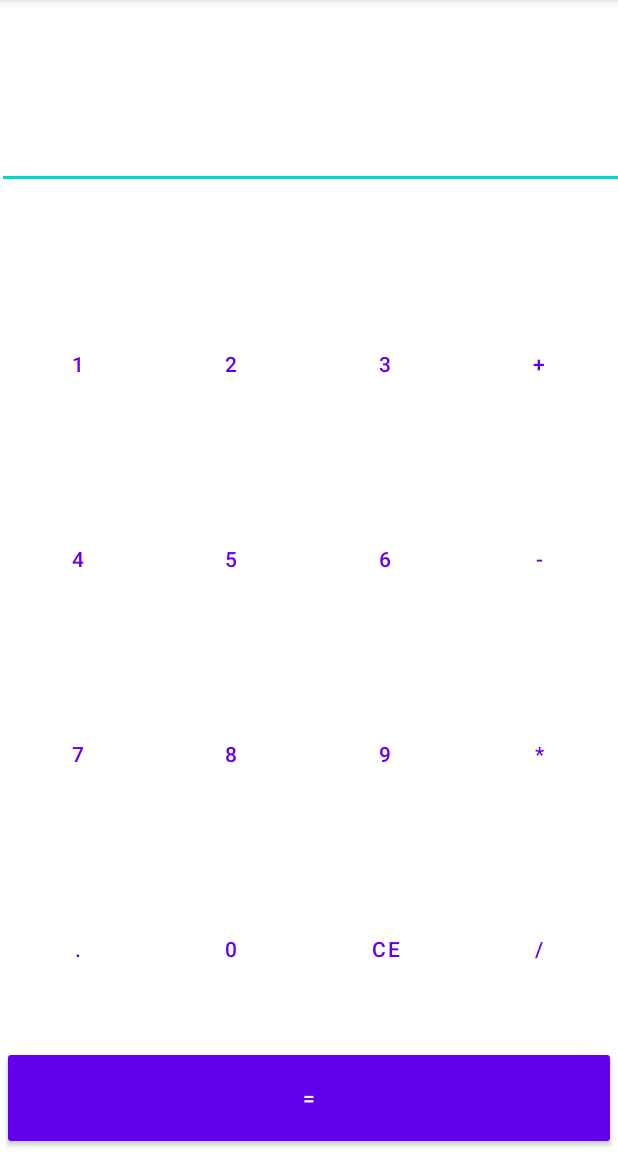
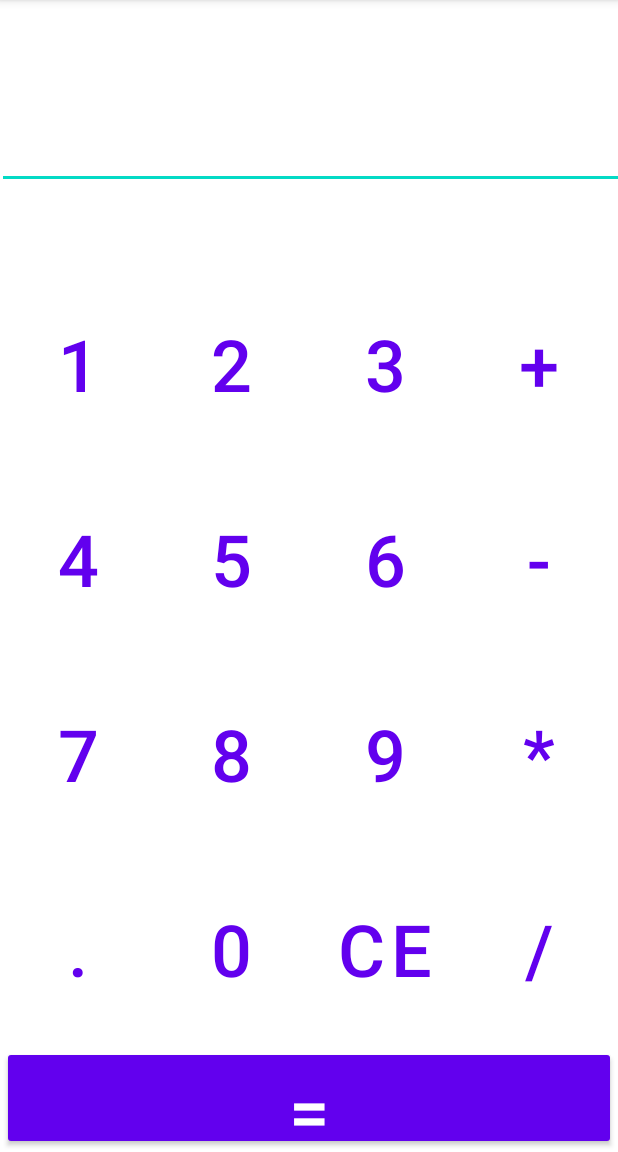
Before and after one commit to AadityaShah03/SimpleCalculator, an Android app: the screen it shows after launch (MainActivity), on a phone screen of 412 x 824 dp, the part 84-1236 px from its top. Run offline under Robolectric (Android 15) with nearby library versions, the phone set to English and light mode, and no system bars.

Commit message:
made the numbers bigger Warning:(211, 6) Missing accessibility label: provide either a view with an `android:labelFor` that references this view or provide an `android:hint`

```diff
--- a/app/src/main/res/layout/activity_main.xml
+++ b/app/src/main/res/layout/activity_main.xml
@@ -26,35 +26,39 @@
 
             <Button
                 android:id="@+id/btn01"
+                style="?android:attr/buttonBarButtonStyle"
                 android:layout_width="wrap_content"
                 android:layout_height="fill_parent"
                 android:layout_weight="1"
                 android:text="@string/_1"
-                style="?android:attr/buttonBarButtonStyle" />
+                android:textSize="48sp" />
 
             <Button
                 android:id="@+id/btn02"
+                style="?android:attr/buttonBarButtonStyle"
                 android:layout_width="wrap_content"
                 android:layout_height="fill_parent"
                 android:layout_weight="1"
                 android:text="@string/_2"
-                style="?android:attr/buttonBarButtonStyle" />
+                android:textSize="48sp" />
 
             <Button
                 android:id="@+id/btn03"
+                style="?android:attr/buttonBarButtonStyle"
                 android:layout_width="wrap_content"
                 android:layout_height="fill_parent"
                 android:layout_weight="1"
                 android:text="@string/_3"
-                style="?android:attr/buttonBarButtonStyle" />
+                android:textSize="48sp" />
 
             <Button
                 android:id="@+id/btnPlus"
+                style="?android:attr/buttonBarButtonStyle"
                 android:layout_width="wrap_content"
                 android:layout_height="fill_parent"
                 android:layout_weight="1"
                 android:text="@string/plus"
-                style="?android:attr/buttonBarButtonStyle" />
+                android:textSize="48sp" />
         </LinearLayout>
 
         <LinearLayout
@@ -65,35 +69,39 @@
 
             <Button
                 android:id="@+id/btn04"
+                style="?android:attr/buttonBarButtonStyle"
                 android:layout_width="wrap_content"
                 android:layout_height="fill_parent"
                 android:layout_weight="1"
                 android:text="@string/_4"
-                style="?android:attr/buttonBarButtonStyle" />
+                android:textSize="48sp" />
 
             <Button
                 android:id="@+id/btn05"
+                style="?android:attr/buttonBarButtonStyle"
                 android:layout_width="wrap_content"
                 android:layout_height="fill_parent"
                 android:layout_weight="1"
                 android:text="@string/_5"
-                style="?android:attr/buttonBarButtonStyle" />
+                android:textSize="48sp" />
 
             <Button
                 android:id="@+id/btn06"
+                style="?android:attr/buttonBarButtonStyle"
                 android:layout_width="wrap_content"
                 android:layout_height="fill_parent"
                 android:layout_weight="1"
                 android:text="@string/_6"
-                style="?android:attr/buttonBarButtonStyle" />
+                android:textSize="48sp" />
 
             <Button
                 android:id="@+id/btnMinus"
+                style="?android:attr/buttonBarButtonStyle"
                 android:layout_width="wrap_content"
                 android:layout_height="fill_parent"
                 android:layout_weight="1"
                 android:text="@string/dash"
-                style="?android:attr/buttonBarButtonStyle" />
+                android:textSize="48sp" />
         </LinearLayout>
 
         <LinearLayout
@@ -104,35 +112,39 @@
 
             <Button
                 android:id="@+id/btn07"
+                style="?android:attr/buttonBarButtonStyle"
                 android:layout_width="wrap_content"
                 android:layout_height="fill_parent"
                 android:layout_weight="1"
                 android:text="@string/_7"
-                style="?android:attr/buttonBarButtonStyle" />
+                android:textSize="48sp" />
 
             <Button
                 android:id="@+id/btn08"
+                style="?android:attr/buttonBarButtonStyle"
                 android:layout_width="wrap_content"
                 android:layout_height="fill_parent"
                 android:layout_weight="1"
                 android:text="@string/_8"
-                style="?android:attr/buttonBarButtonStyle" />
+                android:textSize="48sp" />
 
             <Button
                 android:id="@+id/btn09"
+                style="?android:attr/buttonBarButtonStyle"
                 android:layout_width="wrap_content"
                 android:layout_height="fill_parent"
                 android:layout_weight="1"
                 android:text="@string/_9"
-                style="?android:attr/buttonBarButtonStyle" />
+                android:textSize="48sp" />
 
             <Button
                 android:id="@+id/btnMultiply"
+                style="?android:attr/buttonBarButtonStyle"
                 android:layout_width="wrap_content"
                 android:layout_height="fill_parent"
                 android:layout_weight="1"
                 android:text="@string/star"
-                style="?android:attr/buttonBarButtonStyle" />
+                android:textSize="48sp" />
         </LinearLayout>
 
         <LinearLayout
@@ -143,35 +155,39 @@
 
             <Button
                 android:id="@+id/btnDecimal"
+                style="?android:attr/buttonBarButtonStyle"
                 android:layout_width="wrap_content"
                 android:layout_height="fill_parent"
                 android:layout_weight="1"
                 android:text="@string/dot"
-                style="?android:attr/buttonBarButtonStyle" />
+                android:textSize="48sp" />
 
             <Button
                 android:id="@+id/btn0"
+                style="?android:attr/buttonBarButtonStyle"
                 android:layout_width="wrap_content"
                 android:layout_height="fill_parent"
                 android:layout_weight="1"
                 android:text="@string/_0"
-                style="?android:attr/buttonBarButtonStyle" />
+                android:textSize="48sp" />
 
             <Button
                 android:id="@+id/btnClear"
+                style="?android:attr/buttonBarButtonStyle"
                 android:layout_width="wrap_content"
                 android:layout_height="fill_parent"
                 android:layout_weight="1"
                 android:text="@string/ce"
-                style="?android:attr/buttonBarButtonStyle" />
+                android:textSize="48sp" />
 
             <Button
                 android:id="@+id/btnDivide"
+                style="?android:attr/buttonBarButtonStyle"
                 android:layout_width="wrap_content"
                 android:layout_height="fill_parent"
                 android:layout_weight="1"
                 android:text="@string/slash"
-                style="?android:attr/buttonBarButtonStyle" />
+                android:textSize="48sp" />
         </LinearLayout>
 
         <LinearLayout
@@ -186,7 +202,8 @@
                 android:layout_width="0dp"
                 android:layout_height="match_parent"
                 android:layout_weight="1"
-                android:text="@string/equal" />
+                android:text="@string/equal"
+                android:textSize="48sp" />
         </LinearLayout>
 
     </LinearLayout>
```
